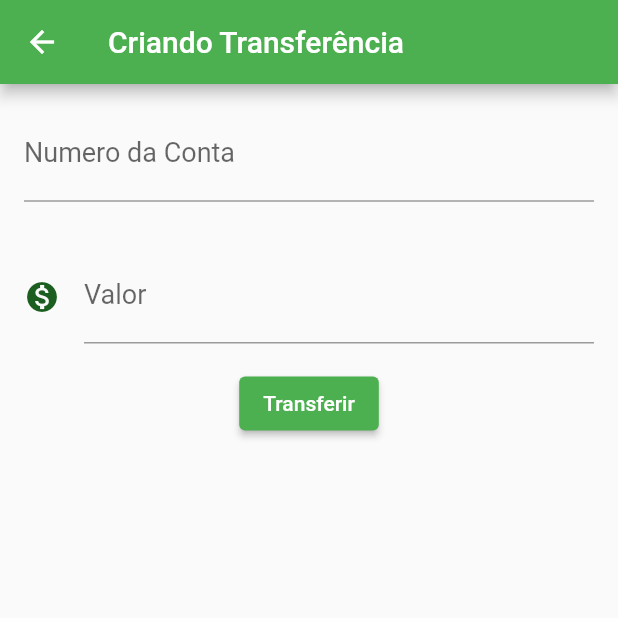
After one commit to blandygbc/bytebank, a Flutter app: the screen it shows after launch, after a tap on the "add" icon, on a phone screen of 412 x 824 dp, the top half of it. The commit adds this screen. Run offline on Flutter 3.47's test engine with Material 2 defaults, Android fonts, the phone set to English and light mode, and no system bars.

Commit message:
finished part1

```diff
--- /dev/null
+++ b/lib/bytebankapp.dart
@@ -0,0 +1,17 @@
+import 'package:bytebank/screens/transfer_list/transfer_list_screen.dart';
+import 'package:flutter/material.dart';
+
+class ByteBankApp extends StatelessWidget {
+  const ByteBankApp({super.key});
+
+  @override
+  Widget build(BuildContext context) {
+    return MaterialApp(
+      title: 'ByteBank',
+      theme: ThemeData(
+        primarySwatch: Colors.green,
+      ),
+      home: TransferListScreen(),
+    );
+  }
+}
--- /dev/null
+++ b/lib/components/editor.dart
@@ -0,0 +1,35 @@
+import 'package:flutter/material.dart';
+
+class Editor extends StatelessWidget {
+  final Icon? icon;
+  final String label;
+  final String hint;
+  final TextEditingController controller;
+
+  const Editor({
+    super.key,
+    required this.controller,
+    this.icon,
+    required this.label,
+    required this.hint,
+  });
+
+  @override
+  Widget build(BuildContext context) {
+    return Padding(
+      padding: const EdgeInsets.all(16.0),
+      child: TextField(
+        controller: controller,
+        style: const TextStyle(
+          fontSize: 18,
+        ),
+        decoration: InputDecoration(
+          icon: icon,
+          labelText: label,
+          hintText: hint,
+        ),
+        keyboardType: TextInputType.number,
+      ),
+    );
+  }
+}
--- /dev/null
+++ b/lib/models/transfer.dart
@@ -0,0 +1,11 @@
+class Transfer {
+  final double value;
+  final int accountNumber;
+  Transfer({
+    required this.value,
+    required this.accountNumber,
+  });
+
+  @override
+  String toString() => 'Transfer(value: $value, accountNumber: $accountNumber)';
+}
--- /dev/null
+++ b/lib/screens/transfer_form/transfer_form_screen.dart
@@ -0,0 +1,69 @@
+import 'package:bytebank/components/editor.dart';
+import 'package:bytebank/models/transfer.dart';
+import 'package:flutter/material.dart';
+
+const String _titluloAppBar = 'Criando Transferência';
+const String _accNumFieldLabel = 'Numero da Conta';
+const String _valueFieldLabel = 'Valor';
+const String _formHint = '0000';
+
+class TransferFormScreen extends StatefulWidget {
+  final TextEditingController _accountNumController = TextEditingController();
+  final TextEditingController _valueController = TextEditingController();
+
+  TransferFormScreen({super.key});
+
+  @override
+  State<TransferFormScreen> createState() => _TransferFormScreenState();
+}
+
+class _TransferFormScreenState extends State<TransferFormScreen> {
+  @override
+  Widget build(BuildContext context) {
+    return Scaffold(
+      appBar: AppBar(
+        title: const Text(_titluloAppBar),
+      ),
+      body: SingleChildScrollView(
+        child: Column(
+          children: [
+            Editor(
+              controller: widget._accountNumController,
+              label: _accNumFieldLabel,
+              hint: _formHint,
+            ),
+            Editor(
+              controller: widget._valueController,
+              icon: Icon(
+                Icons.monetization_on,
+                color: Colors.green.shade900,
+              ),
+              label: _valueFieldLabel,
+              hint: _formHint,
+            ),
+            ElevatedButton(
+              onPressed: () => _createTransfer(context),
+              child: const Text('Transferir'),
+            )
+          ],
+        ),
+      ),
+    );
+  }
+
+  void _createTransfer(BuildContext context) {
+    if (widget._accountNumController.text.compareTo('') == 0 ||
+        widget._valueController.text.compareTo('') == 0) {
+      ScaffoldMessenger.of(context).showSnackBar(
+        const SnackBar(
+          content: Text('Preencha todos os campos'),
+        ),
+      );
+    } else {
+      final int accNum = int.parse(widget._accountNumController.text);
+      final double trfVal = double.parse(widget._valueController.text);
+      final transferCreated = Transfer(accountNumber: accNum, value: trfVal);
+      Navigator.of(context).pop<Transfer>(transferCreated);
+    }
+  }
+}
--- /dev/null
+++ b/lib/screens/transfer_list/transfer_list_screen.dart
@@ -0,0 +1,52 @@
+import 'package:bytebank/models/transfer.dart';
+import 'package:bytebank/screens/transfer_form/transfer_form_screen.dart';
+import 'package:bytebank/screens/transfer_list/widgets/transfer_list_item.dart';
+import 'package:flutter/material.dart';
+
+class TransferListScreen extends StatefulWidget {
+  final List<Transfer> _transfers = [];
+  TransferListScreen({
+    super.key,
+  });
+
+  @override
+  State<TransferListScreen> createState() => _TransferListScreenState();
+}
+
+class _TransferListScreenState extends State<TransferListScreen> {
+  @override
+  Widget build(BuildContext context) {
+    return Scaffold(
+      appBar: AppBar(
+        title: const Text('Transferências'),
+      ),
+      floatingActionButton: FloatingActionButton(
+        onPressed: () async {
+          Navigator.of(context)
+              .push(MaterialPageRoute(
+                builder: (context) => TransferFormScreen(),
+              ))
+              .then((value) => _updateList(value));
+        },
+        tooltip: 'Adicionar uma transferência',
+        child: const Icon(Icons.add),
+      ),
+      body: ListView.builder(
+        itemCount: widget._transfers.length,
+        itemBuilder: (context, index) {
+          final transfer = widget._transfers[index];
+          return TransferListItem(transfer);
+        },
+      ),
+    );
+  }
+
+  void _updateList(value) {
+    if (value != null) {
+      final transfer = value as Transfer;
+      setState(() {
+        widget._transfers.add(transfer);
+      });
+    }
+  }
+}
```
Also changed, not shown: lib/main.dart (+1 -168 lines), lib/screens/transfer_list/widgets/transfer_list_item.dart (added, +18 -0 lines), pubspec.lock, 1 other file.
